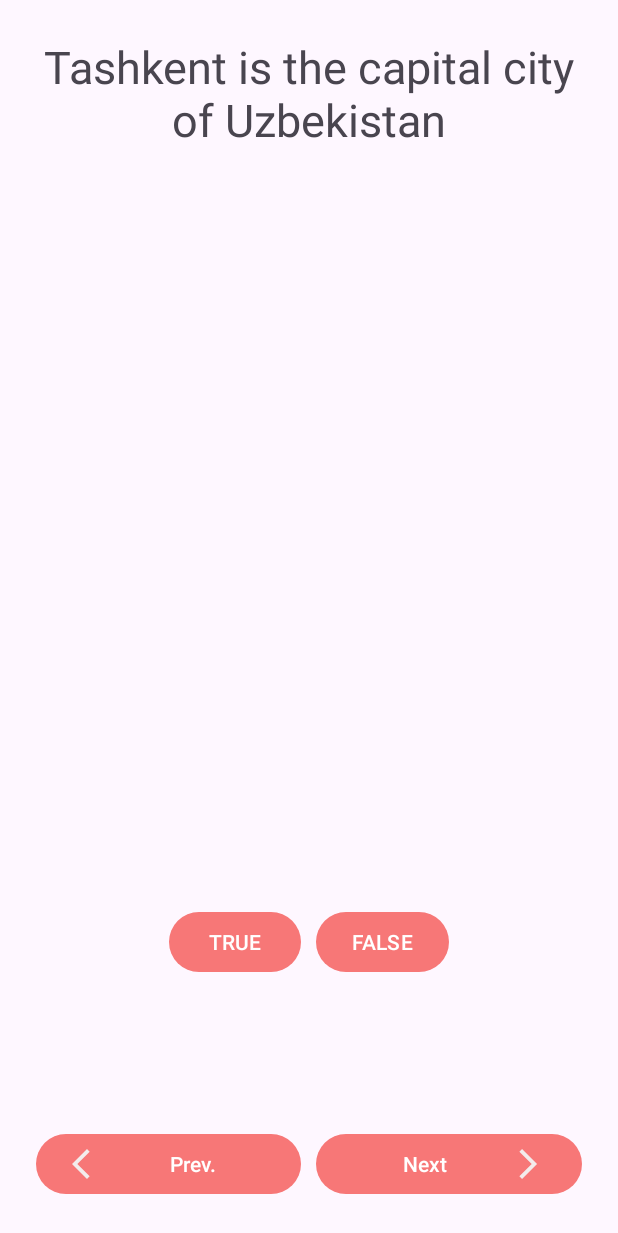
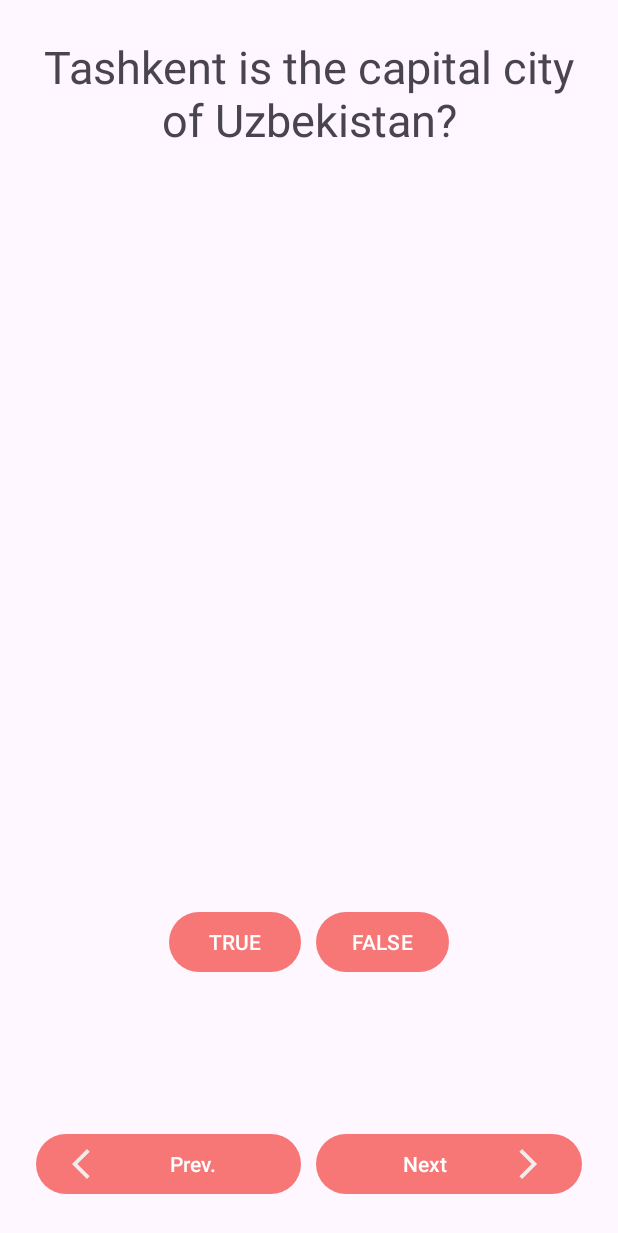
Before and after one commit to muhammadkhasanboev/TrueFalseQuizApp, an Android app: the screen it shows after launch (MainActivity), on a phone screen of 412 x 824 dp. Shown: the top 1233 px of the screen. Run offline under Robolectric (Android 15) with nearby library versions, the phone set to English and light mode, and no system bars.

```diff
--- a/app/src/main/res/layout/activity_main.xml
+++ b/app/src/main/res/layout/activity_main.xml
@@ -65,7 +65,7 @@
             android:layout_height="wrap_content"
             android:layout_weight="1"
             android:text="@string/next_button"
-            android:drawableRight="@drawable/outline_arrow_forward_ios_24"
+            android:drawableEnd="@drawable/outline_arrow_forward_ios_24"
             android:drawablePadding="4dp"/>
 
     </LinearLayout>
--- a/app/src/main/res/values/strings.xml
+++ b/app/src/main/res/values/strings.xml
@@ -8,7 +8,7 @@
     <string name="next_button">Next</string>
 
     <!-- questions-->
-    <string name="question_1">Tashkent is the capital city of Uzbekistan</string>
+    <string name="question_1">Tashkent is the capital city of Uzbekistan? </string>
     <string name="question_2">Sep. 1, 1991 is Independence day</string>
     <string name="question_3">Uzbekistan has 5 neighboring countries</string>
     <string name="question_4">Uzbekistan is landlocked country</string>
```
